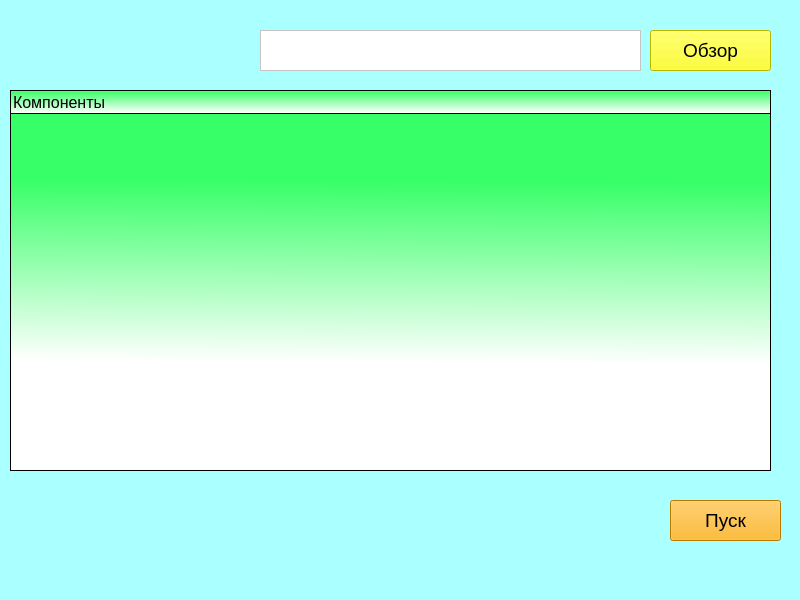
This is soft/Form.ui in EfimTishkovski/Drawig_manager as Qt 5 draws it before an edit. The edited form follows.
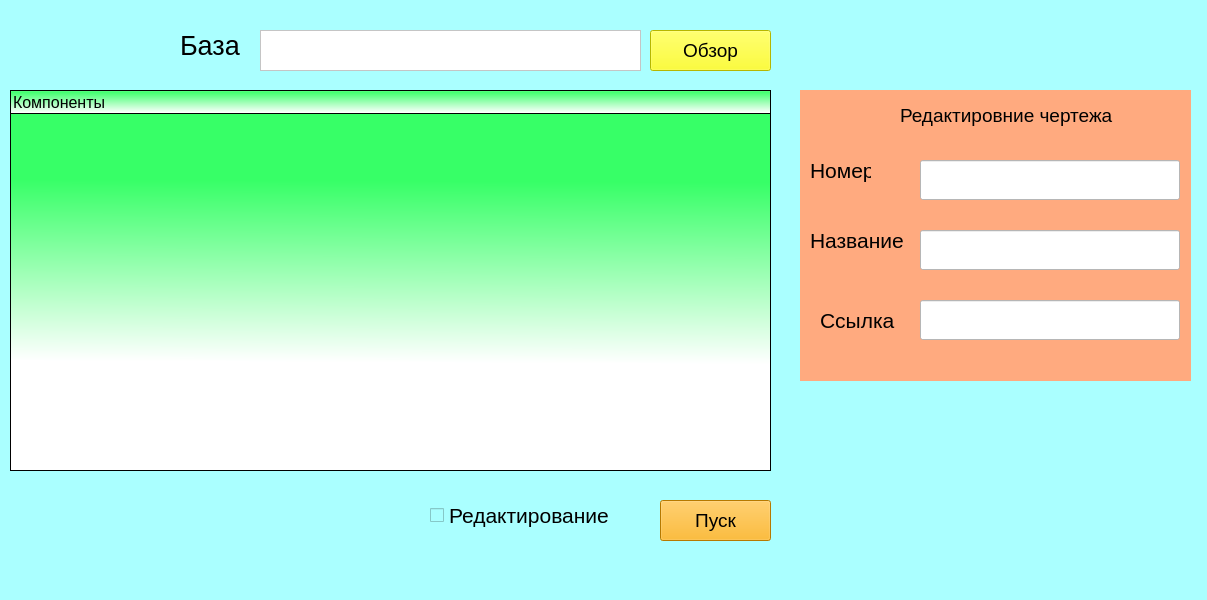
This is the edited form.

Commit message: Новое окошко программы.

The edit to the form file:
```diff
--- a/soft/Form.ui
+++ b/soft/Form.ui
@@ -6,7 +6,7 @@
    <rect>
     <x>0</x>
     <y>0</y>
-    <width>800</width>
+    <width>1207</width>
     <height>600</height>
    </rect>
   </property>
@@ -55,7 +55,7 @@
    <widget class="QPushButton" name="launch">
     <property name="geometry">
      <rect>
-      <x>670</x>
+      <x>660</x>
       <y>500</y>
       <width>111</width>
       <height>41</height>
@@ -109,6 +109,167 @@
      <string>Обзор</string>
     </property>
    </widget>
+   <widget class="QCheckBox" name="checkBox_edit">
+    <property name="geometry">
+     <rect>
+      <x>430</x>
+      <y>500</y>
+      <width>181</width>
+      <height>31</height>
+     </rect>
+    </property>
+    <property name="font">
+     <font>
+      <pointsize>16</pointsize>
+     </font>
+    </property>
+    <property name="text">
+     <string>Редактирование</string>
+    </property>
+   </widget>
+   <widget class="QWidget" name="drawing_edit_window" native="true">
+    <property name="geometry">
+     <rect>
+      <x>800</x>
+      <y>90</y>
+      <width>391</width>
+      <height>291</height>
+     </rect>
+    </property>
+    <property name="styleSheet">
+     <string notr="true">background-color: rgb(255, 170, 127);
+</string>
+    </property>
+    <widget class="QLabel" name="label">
+     <property name="geometry">
+      <rect>
+       <x>10</x>
+       <y>60</y>
+       <width>61</width>
+       <height>41</height>
+      </rect>
+     </property>
+     <property name="font">
+      <font>
+       <pointsize>16</pointsize>
+      </font>
+     </property>
+     <property name="text">
+      <string>Номер</string>
+     </property>
+    </widget>
+    <widget class="QLineEdit" name="number_line">
+     <property name="geometry">
+      <rect>
+       <x>120</x>
+       <y>70</y>
+       <width>260</width>
+       <height>40</height>
+      </rect>
+     </property>
+     <property name="styleSheet">
+      <string notr="true">background-color: rgb(255, 255, 255);</string>
+     </property>
+    </widget>
+    <widget class="QLineEdit" name="name_line">
+     <property name="geometry">
+      <rect>
+       <x>120</x>
+       <y>140</y>
+       <width>260</width>
+       <height>40</height>
+      </rect>
+     </property>
+     <property name="styleSheet">
+      <string notr="true">background-color: rgb(255, 255, 255);</string>
+     </property>
+    </widget>
+    <widget class="QLineEdit" name="link_line">
+     <property name="geometry">
+      <rect>
+       <x>120</x>
+       <y>210</y>
+       <width>260</width>
+       <height>40</height>
+      </rect>
+     </property>
+     <property name="styleSheet">
+      <string notr="true">background-color: rgb(255, 255, 255);</string>
+     </property>
+    </widget>
+    <widget class="QLabel" name="label_2">
+     <property name="geometry">
+      <rect>
+       <x>10</x>
+       <y>130</y>
+       <width>101</width>
+       <height>41</height>
+      </rect>
+     </property>
+     <property name="font">
+      <font>
+       <pointsize>16</pointsize>
+      </font>
+     </property>
+     <property name="text">
+      <string>Название</string>
+     </property>
+    </widget>
+    <widget class="QLabel" name="label_3">
+     <property name="geometry">
+      <rect>
+       <x>20</x>
+       <y>210</y>
+       <width>81</width>
+       <height>41</height>
+      </rect>
+     </property>
+     <property name="font">
+      <font>
+       <pointsize>16</pointsize>
+      </font>
+     </property>
+     <property name="text">
+      <string>Ссылка</string>
+     </property>
+    </widget>
+    <widget class="QLabel" name="label_4">
+     <property name="geometry">
+      <rect>
+       <x>100</x>
+       <y>10</y>
+       <width>221</width>
+       <height>31</height>
+      </rect>
+     </property>
+     <property name="font">
+      <font>
+       <pointsize>14</pointsize>
+      </font>
+     </property>
+     <property name="text">
+      <string>Редактировние чертежа</string>
+     </property>
+    </widget>
+   </widget>
+   <widget class="QLabel" name="label_5">
+    <property name="geometry">
+     <rect>
+      <x>180</x>
+      <y>30</y>
+      <width>61</width>
+      <height>31</height>
+     </rect>
+    </property>
+    <property name="font">
+     <font>
+      <pointsize>20</pointsize>
+     </font>
+    </property>
+    <property name="text">
+     <string>База</string>
+    </property>
+   </widget>
   </widget>
   <widget class="QMenuBar" name="menubar">
    <property name="geometry">
```
Left out of the diff: 2 changed lines with no effect on the pictures.
